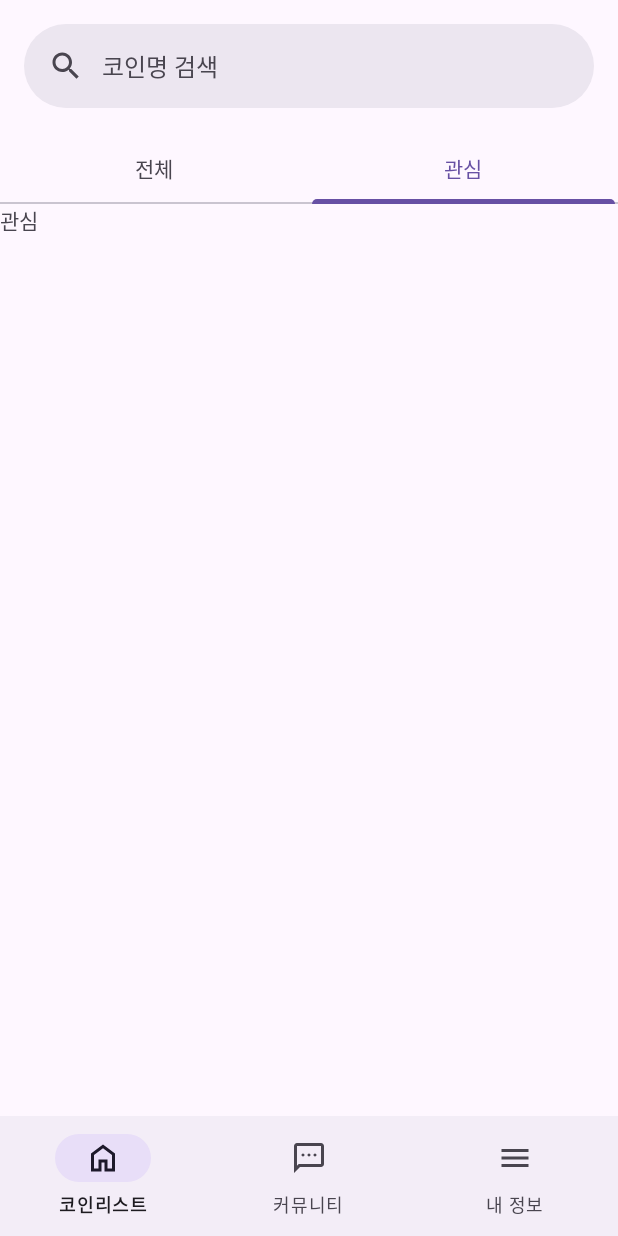
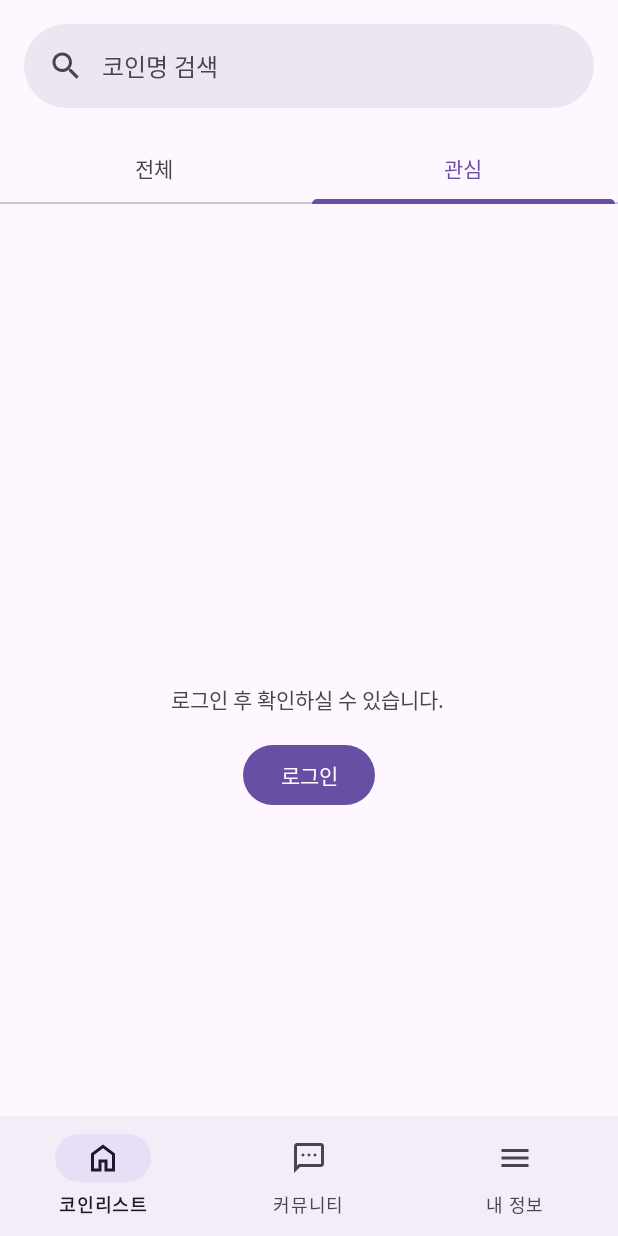
Before and after one commit to dlwngud/coin, an Android app: the screen it shows after launch (MainActivity), tab 2 chosen, on a phone screen of 412 x 824 dp. Run offline under Robolectric (Android 15) with nearby library versions, the phone set to English and light mode, and no system bars; our stand-ins replace navigation-ui; network calls fail; 1 statement that could not run was skipped.

Commit message:
[feat] interest_tab_fragment 비 로그인 화면

```diff
--- a/app/src/main/res/layout/fragment_interest_tab.xml
+++ b/app/src/main/res/layout/fragment_interest_tab.xml
@@ -1,14 +1,41 @@
 <?xml version="1.0" encoding="utf-8"?>
-<FrameLayout xmlns:android="http://schemas.android.com/apk/res/android"
+<androidx.constraintlayout.widget.ConstraintLayout xmlns:android="http://schemas.android.com/apk/res/android"
+    xmlns:app="http://schemas.android.com/apk/res-auto"
     xmlns:tools="http://schemas.android.com/tools"
     android:layout_width="match_parent"
     android:layout_height="match_parent"
     tools:context=".view.home.InterestTabFragment">
 
-    <!-- TODO: Update blank fragment layout -->
+
     <TextView
-        android:layout_width="match_parent"
-        android:layout_height="match_parent"
-        android:text="관심" />
+        android:id="@+id/tv_login_message"
+        android:layout_width="wrap_content"
+        android:layout_height="wrap_content"
+        android:layout_marginBottom="8dp"
+        android:text="로그인 후 확인하실 수 있습니다."
+        app:layout_constraintBottom_toTopOf="@+id/guideline"
+        app:layout_constraintEnd_toEndOf="parent"
+        app:layout_constraintHorizontal_bias="0.497"
+        app:layout_constraintStart_toStartOf="parent" />
 
-</FrameLayout>
+    <Button
+        android:id="@+id/btn_login"
+        android:layout_width="wrap_content"
+        android:layout_height="wrap_content"
+        android:layout_marginTop="8dp"
+        android:text="로그인"
+        app:layout_constraintEnd_toEndOf="parent"
+        app:layout_constraintStart_toStartOf="parent"
+        app:layout_constraintTop_toTopOf="@+id/guideline" />
+
+    <androidx.constraintlayout.widget.Guideline
+        android:id="@+id/guideline"
+        android:layout_width="wrap_content"
+        android:layout_height="wrap_content"
+        android:orientation="horizontal"
+        app:layout_constraintBottom_toBottomOf="parent"
+        app:layout_constraintEnd_toEndOf="parent"
+        app:layout_constraintGuide_percent="0.500684"
+        app:layout_constraintStart_toStartOf="parent"
+        app:layout_constraintTop_toTopOf="parent" />
+</androidx.constraintlayout.widget.ConstraintLayout>
```
